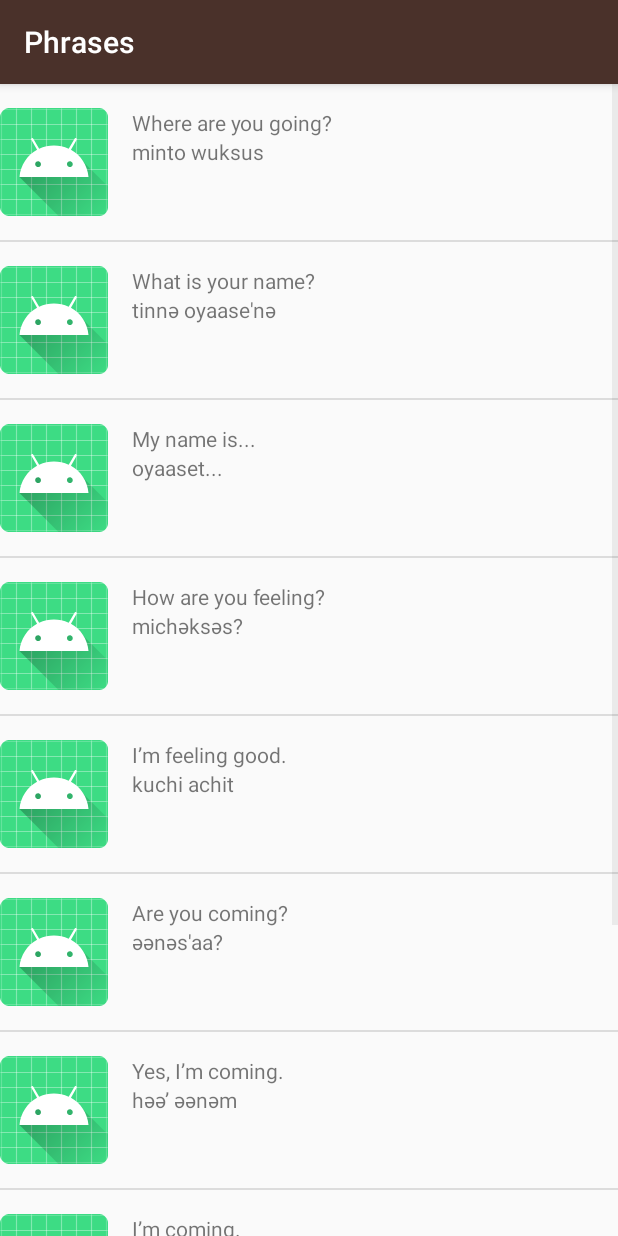
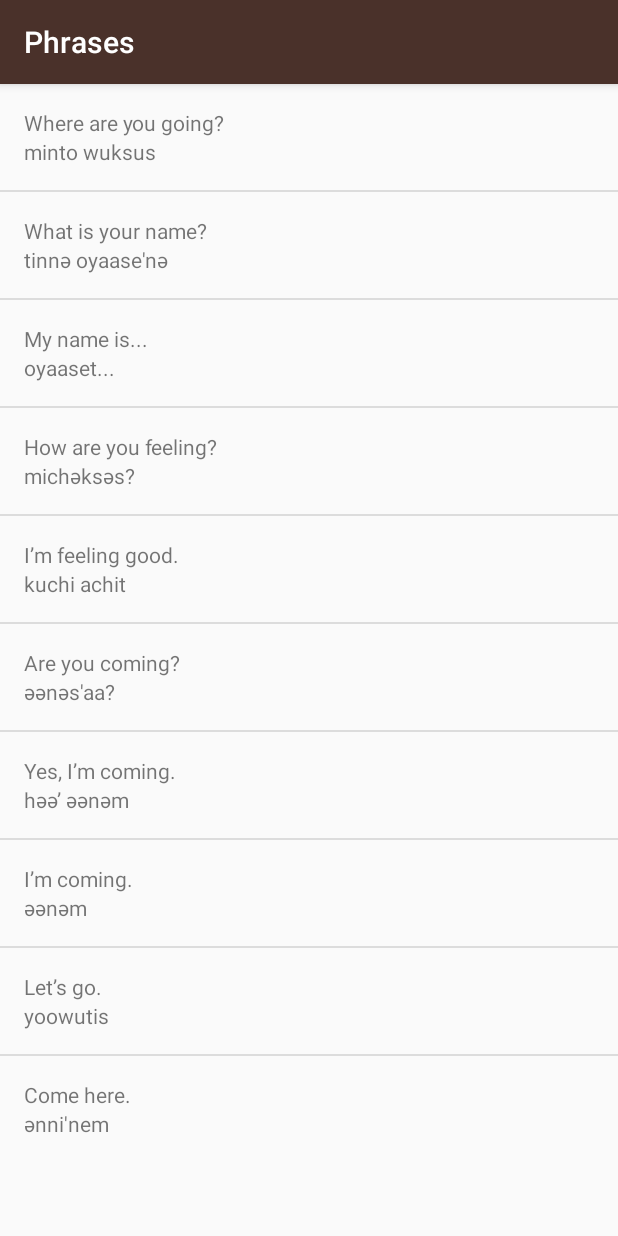
Before and after one commit to pogo420/AndroidLearning, an Android app: the PhrasesActivity screen opened directly, with no data from a screen before it, on a phone screen of 412 x 824 dp. Run offline under Robolectric (Android 15) with nearby library versions, the phone set to English and light mode, and no system bars.

Commit message:
Adding images conditional logic

```diff
--- a/app/src/main/java/com/example/androidlearning/MiworkDIct.java
+++ b/app/src/main/java/com/example/androidlearning/MiworkDIct.java
@@ -49,16 +49,16 @@ public interface MiworkDIct {
 
     static ArrayList<Word> getPhrases(){
         ArrayList<Word> words = new ArrayList<Word>();
-        words.add(new Word("Where are you going?", "minto wuksus", R.mipmap.ic_launcher_round));
-        words.add(new Word("What is your name?", "tinnә oyaase'nә", R.mipmap.ic_launcher_round));
-        words.add(new Word("My name is...", "oyaaset...", R.mipmap.ic_launcher_round));
-        words.add(new Word("How are you feeling?", "michәksәs?", R.mipmap.ic_launcher_round));
-        words.add(new Word("I’m feeling good.", "kuchi achit", R.mipmap.ic_launcher_round));
-        words.add(new Word("Are you coming?", "әәnәs'aa?", R.mipmap.ic_launcher_round));
-        words.add(new Word("Yes, I’m coming.", "hәә’ әәnәm", R.mipmap.ic_launcher_round));
-        words.add(new Word("I’m coming.", "әәnәm", R.mipmap.ic_launcher_round));
-        words.add(new Word("Let’s go.", "yoowutis", R.mipmap.ic_launcher_round));
-        words.add(new Word("Come here.", "әnni'nem", R.mipmap.ic_launcher_round));
+        words.add(new Word("Where are you going?", "minto wuksus"));
+        words.add(new Word("What is your name?", "tinnә oyaase'nә"));
+        words.add(new Word("My name is...", "oyaaset..."));
+        words.add(new Word("How are you feeling?", "michәksәs?"));
+        words.add(new Word("I’m feeling good.", "kuchi achit"));
+        words.add(new Word("Are you coming?", "әәnәs'aa?"));
+        words.add(new Word("Yes, I’m coming.", "hәә’ әәnәm"));
+        words.add(new Word("I’m coming.", "әәnәm"));
+        words.add(new Word("Let’s go.", "yoowutis"));
+        words.add(new Word("Come here.", "әnni'nem"));
         return words;
     }
 
--- a/app/src/main/java/com/example/androidlearning/Word.java
+++ b/app/src/main/java/com/example/androidlearning/Word.java
@@ -1,9 +1,15 @@
 package com.example.androidlearning;
 
 public class Word {
+    private final int NO_IMAGE_PROVIDED = -1;
     private final String english;
     private final String meWok;
-    private final int imageResourceId;
+    private int imageResourceId = NO_IMAGE_PROVIDED;
+
+    public Word(String english, String meWok) {
+        this.english = english;
+        this.meWok = meWok;
+    }
 
     public Word(String english, String meWok, int imageResourceId) {
         this.english = english;
@@ -22,4 +28,8 @@ public class Word {
     public int getImageResourceId() {
         return imageResourceId;
     }
+
+    public boolean hasImage(){
+        return imageResourceId != NO_IMAGE_PROVIDED;
+    }
 }
--- a/app/src/main/java/com/example/androidlearning/WordsAdapter.java
+++ b/app/src/main/java/com/example/androidlearning/WordsAdapter.java
@@ -44,8 +44,16 @@ public class WordsAdapter extends ArrayAdapter<Word> {
 
 
         ImageView image = listItemView.findViewById(R.id.word_image);
-        image.setImageResource(currentWord.getImageResourceId());
 
+        if (currentWord.hasImage()) {
+            // If an image is available, display the provided image based on the resource ID
+            image.setImageResource(currentWord.getImageResourceId());
+            // Make sure the view is visible
+            image.setVisibility(View.VISIBLE);
+        } else {
+            // Otherwise hide the ImageView (set visibility to GONE)
+            image.setVisibility(View.GONE);
+        }
 
         return listItemView;
     }
```
